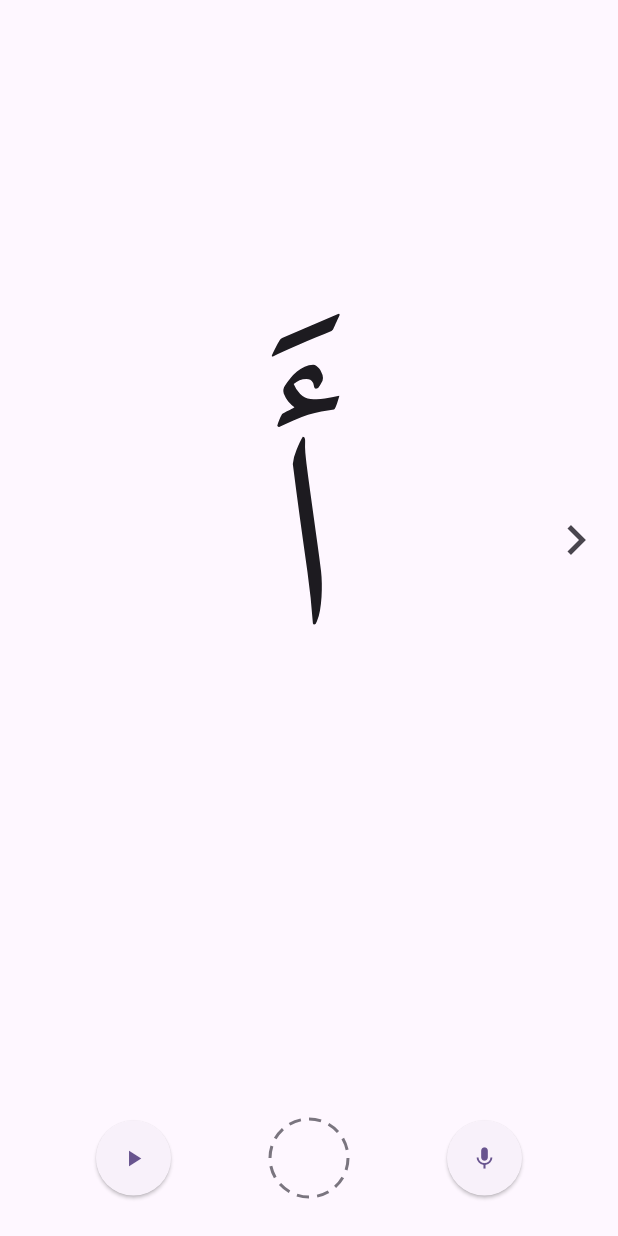
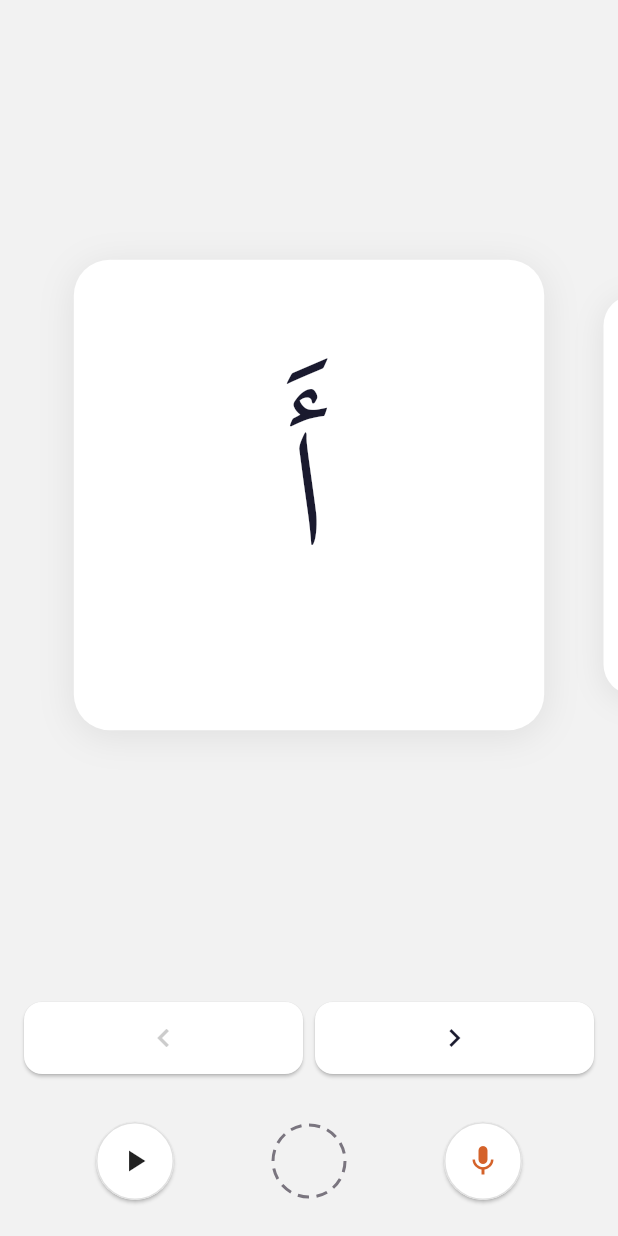
Before and after one commit to abduroid/Makhorij, a Flutter app: the screen it shows after launch, after a tap on an icon or button, on a phone screen of 412 x 824 dp. Run offline on Flutter 3.47's test engine with Material 3 defaults, Android fonts, the phone set to English and light mode, and no system bars; our stand-ins replace just_audio; missing offline and left inert: record.

Commit message:
Applies a new design for word-pager

```diff
--- a/lib/ui/screens/word_pager_screen.dart
+++ b/lib/ui/screens/word_pager_screen.dart
@@ -46,7 +46,7 @@ class _WordPagerScreenState extends State<WordPagerScreen> {
     _recordManager = RecordManager(widget.lesson);
     unawaited(_playerManager.init());
     _currentIndex = widget.initialPage;
-    _pageController = PageController(initialPage: widget.initialPage);
+    _pageController = PageController(initialPage: widget.initialPage, viewportFraction: 0.8);
     _subscribeToPlayerStates();
     unawaited(_loadCurrentRecording());
   }
@@ -113,51 +113,69 @@ class _WordPagerScreenState extends State<WordPagerScreen> {
   @override
   Widget build(BuildContext context) {
     return Scaffold(
+      backgroundColor: const Color(0xFFF2F2F2),
       body: Column(
         children: [
           Expanded(
-            child: Stack(
-              children: [
-                PageView.builder(
+            child: PageView.builder(
               controller: _pageController,
+              clipBehavior: Clip.none,
               itemCount: words.length,
               onPageChanged: _onPageChanged,
               itemBuilder: (context, index) {
                 final word = words[index];
-                    return WordCard(
+                return AnimatedBuilder(
+                  animation: _pageController,
+                  builder: (context, child) {
+                    double scale = 1.0;
+                    if (_pageController.hasClients && _pageController.page != null) {
+                      scale = (1.0 - (_pageController.page! - index).abs() * 0.15).clamp(0.85, 1.0);
+                    }
+                    return Transform.scale(scale: scale, child: child!);
+                  },
+                  child: WordCard(
                     word: word,
                     onTap: () => unawaited(_playerManager.playTeacherRecording(word)),
+                  ),
                 );
               },
             ),
-                if (_currentIndex > 0)
-                  Align(
-                    alignment: Alignment.centerLeft,
-                    child: IconButton(
-                      icon: const Icon(Icons.chevron_left),
-                      iconSize: 40,
-                      onPressed: () => _pageController.previousPage(
-                        duration: const Duration(milliseconds: 200),
-                        curve: Curves.linear,
+          ),
+          _buildWordNav(),
+          _buildControls(),
+        ],
+      ),
+    );
+  }
+
+  Widget _buildWordNav() {
+    return Padding(
+      padding: const EdgeInsets.symmetric(horizontal: 16, vertical: 8),
+      child: Row(
+        children: [
+          Expanded(
+            child: _NavButton(
+              icon: Icons.chevron_left,
+              onPressed: _currentIndex > 0
+                  ? () => _pageController.previousPage(
+                        duration: const Duration(milliseconds: 300),
+                        curve: Curves.easeInOut,
+                      )
+                  : null,
             ),
           ),
-                  ),
-                if (_currentIndex < words.length - 1)
-                  Align(
-                    alignment: Alignment.centerRight,
-                    child: IconButton(
-                      icon: const Icon(Icons.chevron_right),
-                      iconSize: 40,
-                      onPressed: () => _pageController.nextPage(
-                        duration: const Duration(milliseconds: 200),
-                        curve: Curves.linear,
+          const SizedBox(width: 8),
+          Expanded(
+            child: _NavButton(
+              icon: Icons.chevron_right,
+              onPressed: _currentIndex < words.length - 1
+                  ? () => _pageController.nextPage(
+                        duration: const Duration(milliseconds: 300),
+                        curve: Curves.easeInOut,
+                      )
+                  : null,
             ),
           ),
-                  ),
-              ],
-            ),
-          ),
-          _buildControls(),
         ],
       ),
     );
@@ -214,7 +232,10 @@ class _WordPagerScreenState extends State<WordPagerScreen> {
           ? () => unawaited(_stopRecording())
           : () => unawaited(_startRecording()),
       backgroundColor: _isRecording ? Colors.red : null,
-      child: Icon(_isRecording ? Icons.stop : Icons.mic),
+      child: Icon(
+        _isRecording ? Icons.stop : Icons.mic,
+        color: _isRecording ? Colors.white : const Color(0xFFD4622A),
+      ),
     );
   }
 }
@@ -232,14 +253,24 @@ class _CircleButton extends StatelessWidget {
 
   @override
   Widget build(BuildContext context) {
-    return ElevatedButton(
-      onPressed: onPressed,
-      style: ElevatedButton.styleFrom(
-        shape: const CircleBorder(),
-        padding: const EdgeInsets.all(16),
-        backgroundColor: backgroundColor,
+    final hasBackground = backgroundColor != null;
+    return SizedBox(
+      width: 52,
+      height: 52,
+      child: Material(
+        color: backgroundColor ?? Colors.white,
+        shape: CircleBorder(
+          side: hasBackground
+              ? BorderSide.none
+              : const BorderSide(color: Color(0xFFE0E0E0)),
         ),
-      child: child,
+        elevation: hasBackground ? 2 : 1,
+        child: InkWell(
+          onTap: onPressed,
+          customBorder: const CircleBorder(),
+          child: Center(child: child),
+        ),
+      ),
     );
   }
 }
@@ -250,11 +281,38 @@ class _DashedCircleSlot extends StatelessWidget {
   @override
   Widget build(BuildContext context) {
     return SizedBox(
-      width: 56,
-      height: 56,
+      width: 52,
+      height: 52,
       child: CustomPaint(
         painter: _DashedCirclePainter(
           color: Theme.of(context).colorScheme.outline,
+        ),
+      ),
+    );
+  }
+}
+
+class _NavButton extends StatelessWidget {
+  final IconData icon;
+  final VoidCallback? onPressed;
+
+  const _NavButton({required this.icon, required this.onPressed});
+
+  @override
+  Widget build(BuildContext context) {
+    return Material(
+      color: Colors.white,
+      borderRadius: BorderRadius.circular(12),
+      elevation: 1,
+      child: InkWell(
+        onTap: onPressed,
+        borderRadius: BorderRadius.circular(12),
+        child: Padding(
+          padding: const EdgeInsets.symmetric(vertical: 12),
+          child: Icon(
+            icon,
+            color: onPressed != null ? const Color(0xFF1A1A2E) : const Color(0xFFCCCCCC),
+          ),
         ),
       ),
     );
--- a/lib/ui/widgets/word_card.dart
+++ b/lib/ui/widgets/word_card.dart
@@ -12,16 +12,38 @@ class WordCard extends StatelessWidget {
   @override
   Widget build(BuildContext context) {
     return Padding(
-      padding: const EdgeInsets.all(64),
+      padding: const EdgeInsets.symmetric(horizontal: 8),
+      child: Center(
+        child: AspectRatio(
+          aspectRatio: 1.0,
           child: GestureDetector(
             onTap: onTap,
-        child: SizedBox.expand(
+            child: Container(
+              decoration: BoxDecoration(
+                color: Colors.white,
+                borderRadius: BorderRadius.circular(24),
+                boxShadow: [
+                  BoxShadow(
+                    color: Colors.black.withOpacity(0.08),
+                    blurRadius: 20,
+                    offset: const Offset(0, 4),
+                  ),
+                ],
+              ),
               child: Center(
+                child: Padding(
+                  padding: const EdgeInsets.all(32),
                   child: AutoSizeText(
                     word.arabicText,
                     maxLines: 1,
-              style: const TextStyle(fontSize: 200),
+                    style: const TextStyle(
+                      fontSize: 120,
+                      color: Color(0xFF1A1A2E),
+                    ),
                     textAlign: TextAlign.center,
+                  ),
+                ),
+              ),
             ),
           ),
         ),
```
Lines whose indentation alone changed are shown as unchanged.
